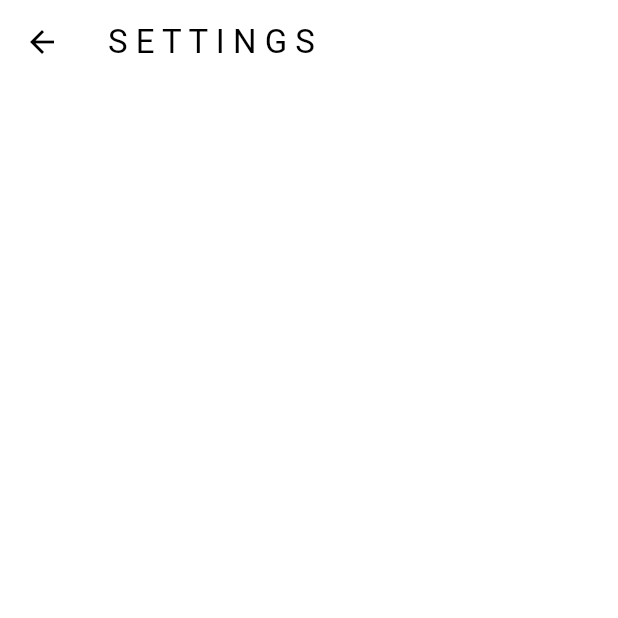
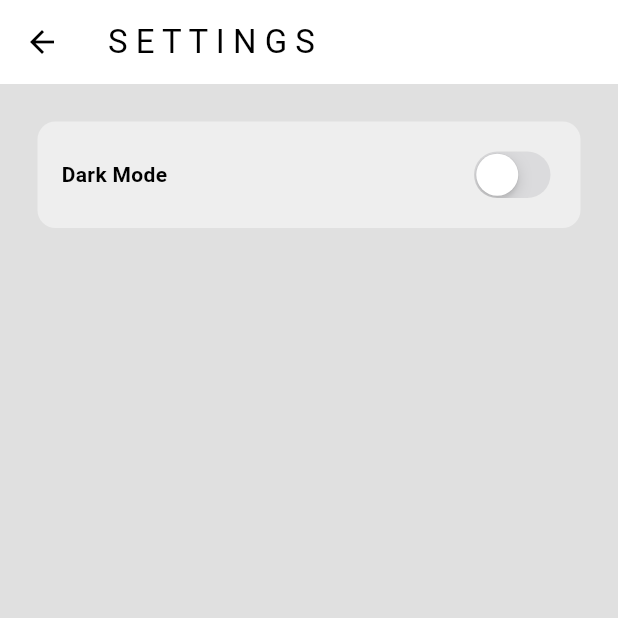
Before and after one commit to RikiSanjayaa/music_player, a Flutter app: the screen it shows after launch, in the side drawer, after a tap on "S E T T I N G S", on a phone screen of 412 x 824 dp, the top half of it. Run offline on Flutter 3.47's test engine with Material 3 defaults, Android fonts, the light colour scheme and no system bars; our stand-ins replace audioplayers.

Commit message:
complete the tutorial

```diff
--- a/lib/main.dart
+++ b/lib/main.dart
@@ -1,14 +1,22 @@
 import 'package:flutter/material.dart';
+import 'package:music_player/models/playlist_provider.dart';
 
 import 'package:music_player/themes/theme_provider.dart';
 import 'package:provider/provider.dart';
 import 'pages/home_page.dart';
 
 void main() {
-  runApp(ChangeNotifierProvider(
-    create: (context) => ThemeProvider(),
-    child: const MainApp(),
-  ));
+  runApp(
+    MultiProvider(
+      providers: [
+        ChangeNotifierProvider(create: (context) => ThemeProvider()),
+        ChangeNotifierProvider(
+          create: (context) => PlaylistProvider(),
+        ),
+      ],
+      child: const MainApp(),
+    ),
+  );
 }
 
 class MainApp extends StatelessWidget {
--- a/lib/pages/home_page.dart
+++ b/lib/pages/home_page.dart
@@ -1,5 +1,9 @@
 import 'package:flutter/material.dart';
 import 'package:music_player/components/my_drawer.dart';
+import 'package:music_player/models/playlist_provider.dart';
+import 'package:music_player/models/song.dart';
+import 'package:music_player/pages/song_page.dart';
+import 'package:provider/provider.dart';
 
 class HomePage extends StatefulWidget {
   const HomePage({super.key});
@@ -9,12 +13,60 @@ class HomePage extends StatefulWidget {
 }
 
 class _HomePageState extends State<HomePage> {
+  // get the playlist provider
+  late final dynamic playlistProvider;
+
+  @override
+  void initState() {
+    super.initState();
+
+    // get playlist provider
+    playlistProvider = Provider.of<PlaylistProvider>(context, listen: false);
+  }
+
+  // go to song
+  void goToSong(int songIndex) {
+    // update current song index
+    playlistProvider.currentSongIndex = songIndex;
+
+    // navigate to song page
+    Navigator.push(
+      context,
+      MaterialPageRoute(
+        builder: (context) => const SongPage(),
+      ),
+    );
+  }
+
   @override
   Widget build(BuildContext context) {
     return Scaffold(
       backgroundColor: Theme.of(context).colorScheme.background,
       appBar: AppBar(title: const Text("P L A Y L I S T")),
       drawer: const MyDrawer(),
+      body: Consumer<PlaylistProvider>(
+        builder: (context, value, child) {
+          // get the playlist
+          final List<Song> playlist = value.playlist;
+
+          // return list view UI
+          return ListView.builder(
+            itemCount: playlist.length,
+            itemBuilder: (context, index) {
+              // get individual song
+              final Song song = playlist[index];
+
+              // return list tile UI
+              return ListTile(
+                title: Text(song.songName),
+                subtitle: Text(song.artistName),
+                leading: Image.asset(song.albumArtImagePath),
+                onTap: () => goToSong(index),
+              );
+            },
+          );
+        },
+      ),
     );
   }
 }
--- a/lib/pages/settings_page.dart
+++ b/lib/pages/settings_page.dart
@@ -1,4 +1,7 @@
+import 'package:flutter/cupertino.dart';
 import 'package:flutter/material.dart';
+import 'package:music_player/themes/theme_provider.dart';
+import 'package:provider/provider.dart';
 
 class SettingsPage extends StatelessWidget {
   const SettingsPage({super.key});
@@ -6,8 +9,35 @@ class SettingsPage extends StatelessWidget {
   @override
   Widget build(BuildContext context) {
     return Scaffold(
+      backgroundColor: Theme.of(context).colorScheme.background,
       appBar: AppBar(
         title: const Text("S E T T I N G S"),
+      ),
+      body: Container(
+        decoration: BoxDecoration(
+          color: Theme.of(context).colorScheme.secondary,
+          borderRadius: BorderRadius.circular(12),
+        ),
+        padding: const EdgeInsets.all(16),
+        margin: const EdgeInsets.all(25),
+        child: Row(
+          mainAxisAlignment: MainAxisAlignment.spaceBetween,
+          children: [
+            // dark mode
+            const Text(
+              "Dark Mode",
+              style: TextStyle(fontWeight: FontWeight.bold),
+            ),
+
+            // switch
+            CupertinoSwitch(
+                value: Provider.of<ThemeProvider>(context, listen: false)
+                    .isDarkMode,
+                onChanged: (value) =>
+                    Provider.of<ThemeProvider>(context, listen: false)
+                        .toggleTheme())
+          ],
+        ),
       ),
     );
   }
--- a/pubspec.yaml
+++ b/pubspec.yaml
@@ -7,6 +7,7 @@ environment:
   sdk: ">=3.3.3 <4.0.0"
 
 dependencies:
+  audioplayers: ^6.0.0
   flutter:
     sdk: flutter
   provider: ^6.1.2
```
Also changed, not shown: lib/components/neu_box.dart (added, +42 -0 lines), lib/models/playlist_provider.dart (added, +161 -0 lines), lib/models/song.dart (added, +13 -0 lines), lib/pages/song_page.dart (added, +189 -0 lines), pubspec.lock, 5 other files.
